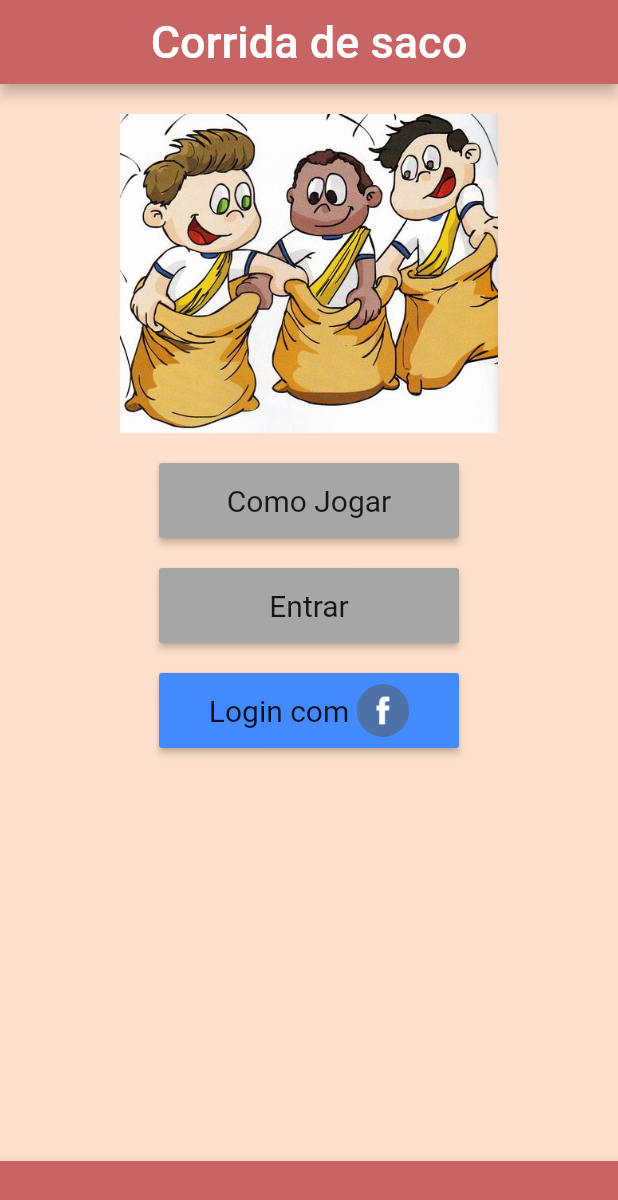
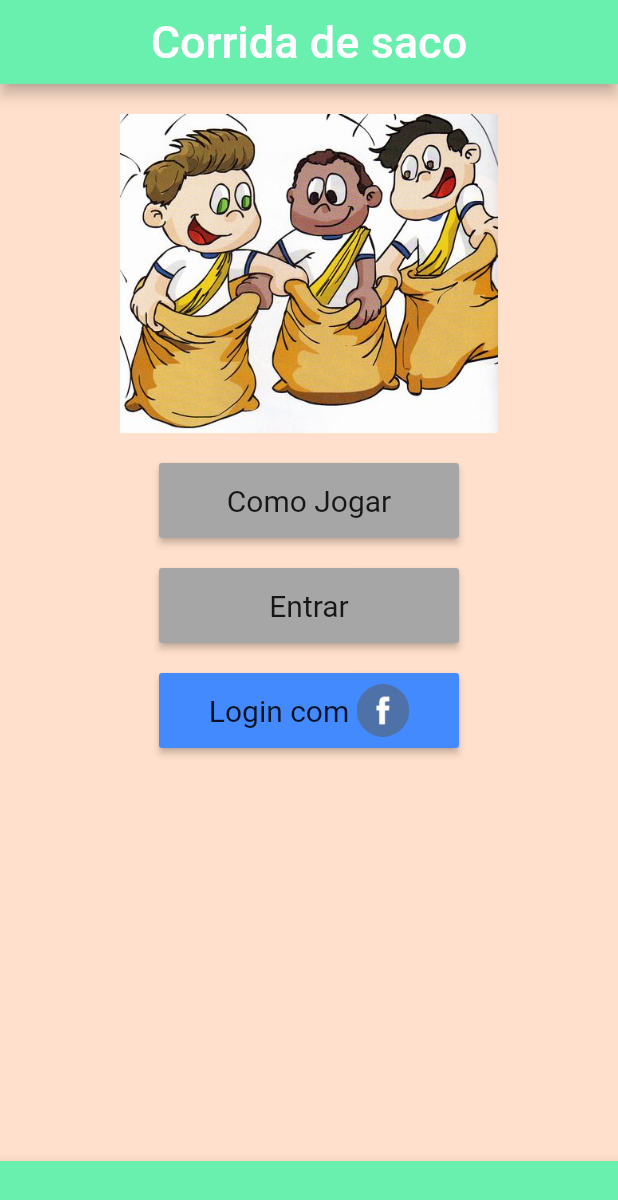
Before and after one commit to Anzell/prototipoCorridadS, a Flutter app: the screen it shows after launch, on a phone screen of 412 x 824 dp. Shown: the top 1200 px of the screen. Run offline on Flutter 3.47's test engine with Material 2 defaults, Android fonts, the light colour scheme and no system bars.

Commit message:
fix/layout pagina home e tutorial dinamico

```diff
--- a/corrida_de_saco_prototipe/lib/main.dart
+++ b/corrida_de_saco_prototipe/lib/main.dart
@@ -2,31 +2,36 @@ import 'package:corrida_de_saco_prototipe/screens/inicial.dart';
 import 'package:corrida_de_saco_prototipe/screens/tutorial.dart';
 import 'package:flutter/material.dart';
 import 'screens/loading.dart';
-
+import 'package:corrida_de_saco_prototipe/Global.dart';
 void main() {
   runApp(MaterialApp(
     home: HomePage(),
     debugShowCheckedModeBanner: false,
     theme: ThemeData(
-      bottomAppBarColor: Color.fromRGBO(200, 100, 100, 1),
       buttonColor: Color.fromRGBO(166, 166, 166, 1),
       scaffoldBackgroundColor: Color.fromRGBO(255, 224, 204, 1),
-      primaryColor: Color.fromRGBO(200, 100, 100, 1),
+
     ),
     title: "Corrida de saco",
   ));
 }
 
-class HomePage extends StatelessWidget {
+class HomePage extends StatefulWidget {
+  _HomePageState createState() => _HomePageState();
+}
+
+class _HomePageState extends State<HomePage> {
   @override
   Widget build(BuildContext context) {
-    return Scaffold(
+      return Scaffold(
       bottomNavigationBar: BottomAppBar(
+        color: PreferenciasDoUsuario.COR_TEMA,
         child: Container(
           height: 50.0,
         ),
       ),
       appBar: AppBar(
+        backgroundColor: PreferenciasDoUsuario.COR_TEMA,
         title: Text(
           "Corrida de saco",
           style: TextStyle(fontSize: 30.0),
--- a/corrida_de_saco_prototipe/lib/screens/inicial.dart
+++ b/corrida_de_saco_prototipe/lib/screens/inicial.dart
@@ -1,7 +1,7 @@
 import 'package:corrida_de_saco_prototipe/screens/loading.dart';
 import 'package:flutter/material.dart';
 import 'package:corrida_de_saco_prototipe/Global.dart';
-
+import 'package:corrida_de_saco_prototipe/screens/inventory.dart';
 class InicialPage extends StatefulWidget {
   @override
   _InicialPageState createState() => _InicialPageState();
@@ -55,6 +55,9 @@ class _InicialPageState extends State<InicialPage> {
                 Icone(
                   'assets/gift_iconfinder_7_2185392.png',
                       () {
+                         Navigator.of(context).push(
+                    MaterialPageRoute(
+                        builder: (context) => Inventory()));
                     print("Clicou gift");
                   },
                 ),
--- a/corrida_de_saco_prototipe/lib/screens/tutorial.dart
+++ b/corrida_de_saco_prototipe/lib/screens/tutorial.dart
@@ -1,5 +1,5 @@
 import 'package:flutter/material.dart';
-
+import 'package:corrida_de_saco_prototipe/Global.dart';
 class TutorialPage extends StatefulWidget {
   _TutorialPageState createState() => _TutorialPageState();
 }
@@ -18,10 +18,12 @@ class _TutorialPageState extends State<TutorialPage> {
   Widget build(BuildContext context) {
     return Scaffold(
       appBar: AppBar(
+        backgroundColor: PreferenciasDoUsuario.COR_TEMA,
         title: Text("Tutorial"),
         centerTitle: true,
       ),
       bottomNavigationBar: BottomAppBar(
+        color: PreferenciasDoUsuario.COR_TEMA,
         child: Padding(
           padding: EdgeInsets.symmetric(horizontal: 10.0),
           child: Row(
```
Also changed, not shown: corrida_de_saco_prototipe/lib/screens/inventory.dart (added, +14 -0 lines).
